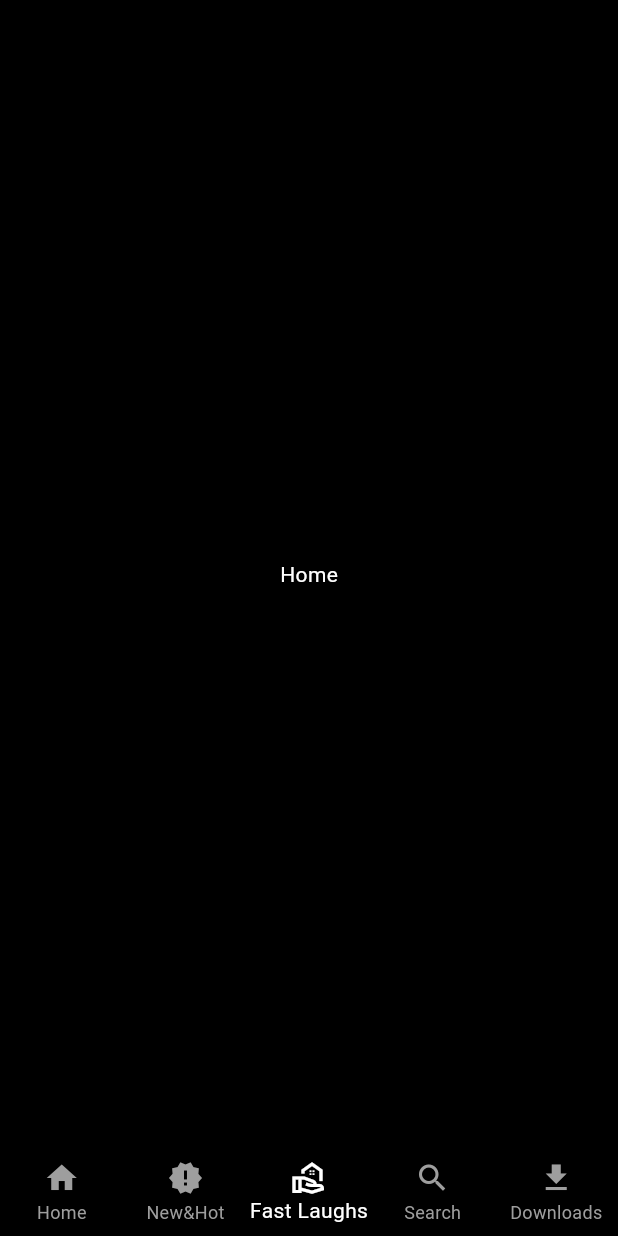
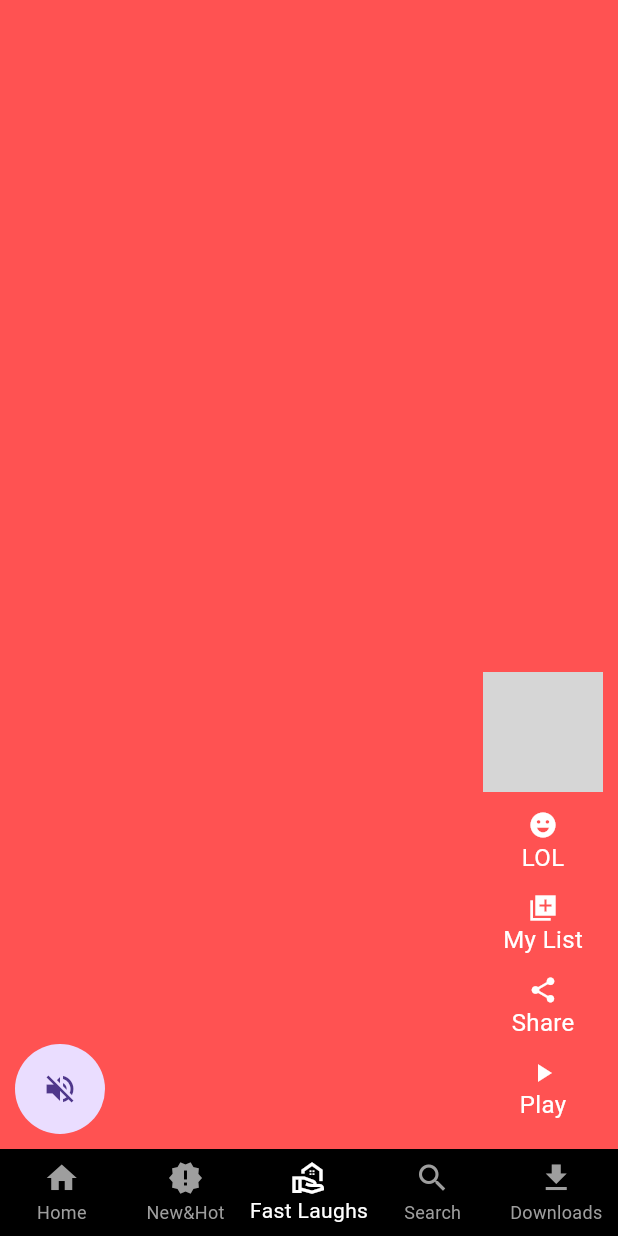
Before and after one commit to jemsonjacob/flutter, a Flutter app: the screen it shows after launch, item 3 of the bottom bar chosen, on a phone screen of 412 x 824 dp. Run offline on Flutter 3.47's test engine with Material 3 defaults, Android fonts, the phone set to English and light mode, and no system bars; network calls fail; grey boxes are pictures that could not be loaded.

Commit message:
fast complete

```diff
--- a/lib/presentation/screens/fast_laughs/screen_fast.dart
+++ b/lib/presentation/screens/fast_laughs/screen_fast.dart
@@ -1,10 +1,21 @@
 import 'package:flutter/material.dart';
+import 'package:flutter/rendering.dart';
+import 'package:netflixx/presentation/screens/fast_laughs/widgets/videolist_item.dart';
 
 class ScreenFastLaugh extends StatelessWidget {
   const ScreenFastLaugh({super.key});
 
   @override
   Widget build(BuildContext context) {
-    return Scaffold(body: SafeArea(child: Center(child: Text('Home'))));
+    return Scaffold(
+      body: SafeArea(
+        child: PageView(
+          scrollDirection: Axis.vertical,
+          children: List.generate(10, (index) {
+            return VideoListItemWidget(index: index);
+          }),
+        ),
+      ),
+    );
   }
 }
--- /dev/null
+++ b/lib/presentation/screens/fast_laughs/widgets/videolist_item.dart
@@ -0,0 +1,91 @@
+import 'package:flutter/material.dart';
+import 'package:netflixx/core/colors/colors.dart';
+import 'package:netflixx/core/constant.dart';
+
+class VideoListItemWidget extends StatelessWidget {
+  final int index;
+
+  const VideoListItemWidget({super.key, required this.index});
+
+  @override
+  Widget build(BuildContext context) {
+    final imageUrl =
+        'https://m.media-amazon.com/images/I/81vRg6RVaFL._SY879_.jpg';
+
+    return Stack(
+      children: [
+        Container(color: Colors.accents[index % Colors.accents.length]),
+        Align(
+          alignment: Alignment.bottomCenter,
+          child: Padding(
+            padding: const EdgeInsets.symmetric(
+              horizontal: 10,
+              vertical: 10,
+            ), //to give padong from both top &btm
+            child: Row(
+              crossAxisAlignment: CrossAxisAlignment.end,
+              mainAxisAlignment: MainAxisAlignment.spaceBetween,
+              children: [
+                //left portion
+                CircleAvatar(
+                  radius: 30,
+                  child: IconButton(
+                    onPressed: () {},
+                    icon: Icon(Icons.volume_off),
+                  ),
+                ),
+
+                //right portion
+                Padding(
+                  padding: const EdgeInsets.symmetric(vertical: 8),
+                  child: Column(
+                    mainAxisAlignment: MainAxisAlignment.end,
+                    children: [
+                      CircleAvatar(
+                        radius: 40,
+                        backgroundImage: NetworkImage(imageUrl),
+                      ),
+                      kHeight,
+                      VideoIcons(icondata: Icons.emoji_emotions, title: 'LOL'),
+                      kHeight,
+                      VideoIcons(
+                        icondata: Icons.my_library_add_sharp,
+                        title: 'My List',
+                      ),
+                      kHeight,
+                      VideoIcons(icondata: Icons.share, title: 'Share'),
+                      kHeight,
+                      VideoIcons(icondata: Icons.play_arrow, title: 'Play'),
+
+                      // CircleAvatar(radius: 20),
+                      // CircleAvatar(radius: 20),
+                      // CircleAvatar(radius: 20),
+                    ],
+                  ),
+                ),
+              ],
+            ),
+          ),
+        ),
+      ],
+    );
+  }
+}
+
+class VideoIcons extends StatelessWidget {
+  final IconData icondata;
+
+  final String title;
+
+  const VideoIcons({super.key, required this.icondata, required this.title});
+
+  @override
+  Widget build(BuildContext context) {
+    return Column(
+      children: [
+        Icon(icondata, color: Colors.white, size: 20),
+        Text(title, style: TextStyle(fontSize: 16, color: KWhiteColor)),
+      ],
+    );
+  }
+}
```
Also changed, not shown: 14 other files.
